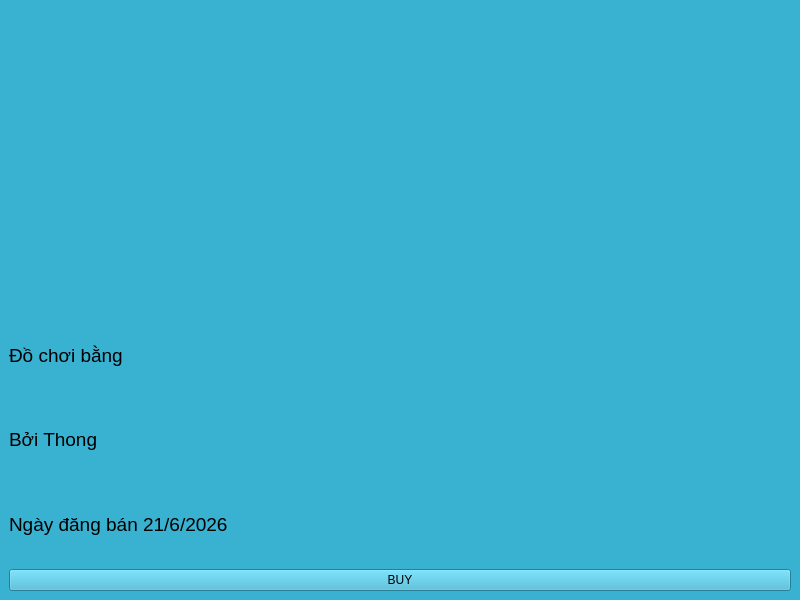
Old version of the form ui/details.ui in the repository chaunamthong2015-ui/PTA39-SPCK.
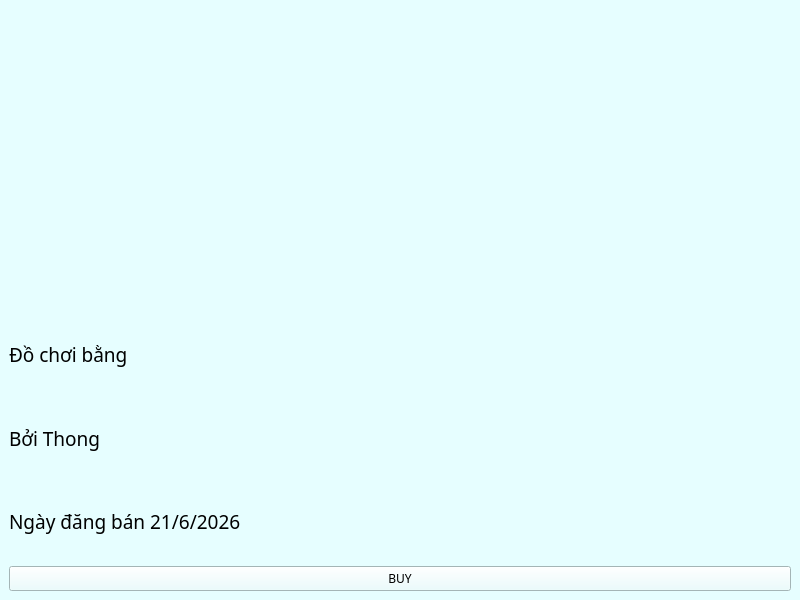
New version of the form. Icons and pictures are not drawn.

The edit to the form file:
```diff
--- a/ui/details.ui
+++ b/ui/details.ui
@@ -27,7 +27,8 @@
   </property>
   <widget class="QWidget" name="centralwidget">
    <property name="styleSheet">
-    <string notr="true">background: #39B1D1 ;</string>
+    <string notr="true">background-color: #e6feff ;
+color: #000000 ;</string>
    </property>
    <layout class="QVBoxLayout" name="verticalLayout">
     <item>
@@ -56,7 +57,7 @@
      <widget class="QLabel" name="description">
       <property name="font">
        <font>
-        <family>Arial</family>
+        <family>Arial Black</family>
         <pointsize>14</pointsize>
        </font>
       </property>
@@ -69,7 +70,7 @@
      <widget class="QLabel" name="created_by">
       <property name="font">
        <font>
-        <family>Arial</family>
+        <family>Arial Black</family>
         <pointsize>14</pointsize>
        </font>
       </property>
@@ -82,7 +83,7 @@
      <widget class="QLabel" name="created_at">
       <property name="font">
        <font>
-        <family>Arial</family>
+        <family>Arial Black</family>
         <pointsize>14</pointsize>
        </font>
       </property>
@@ -93,6 +94,11 @@
     </item>
     <item>
      <widget class="QPushButton" name="buy_btn">
+      <property name="font">
+       <font>
+        <family>Arial Black</family>
+       </font>
+      </property>
       <property name="text">
        <string>BUY</string>
       </property>
```
